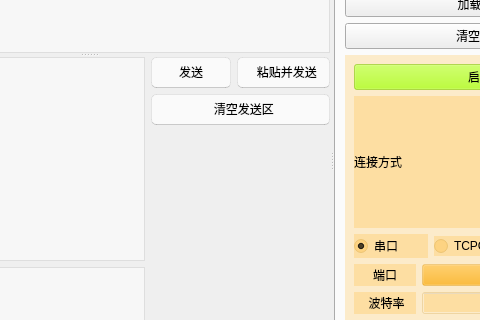
First picture: the form in components/ComTool/comtool.ui, repository xutongxin1/WirelessMonitor, before the edit; both pictures show x 163 to 643 and y 161 to 481 of the 800 by 642 pixel window.
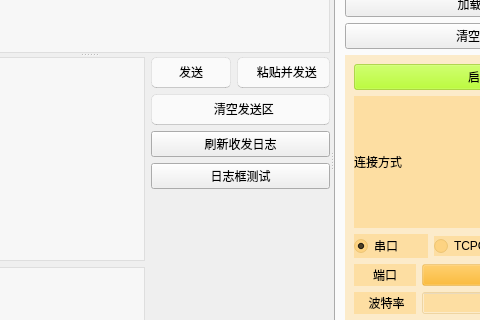
Second picture: the form after the edit. Custom widgets are drawn as their Qt base class.

```diff
--- a/components/ComTool/comtool.ui
+++ b/components/ComTool/comtool.ui
@@ -249,6 +249,20 @@
                </property>
               </widget>
              </item>
+             <item>
+              <widget class="QPushButton" name="refreshLog">
+               <property name="text">
+                <string>刷新收发日志</string>
+               </property>
+              </widget>
+             </item>
+             <item>
+              <widget class="QPushButton" name="testn">
+               <property name="text">
+                <string>日志框测试</string>
+               </property>
+              </widget>
+             </item>
              <item>
               <spacer name="verticalSpacer_2">
                <property name="orientation">
```
